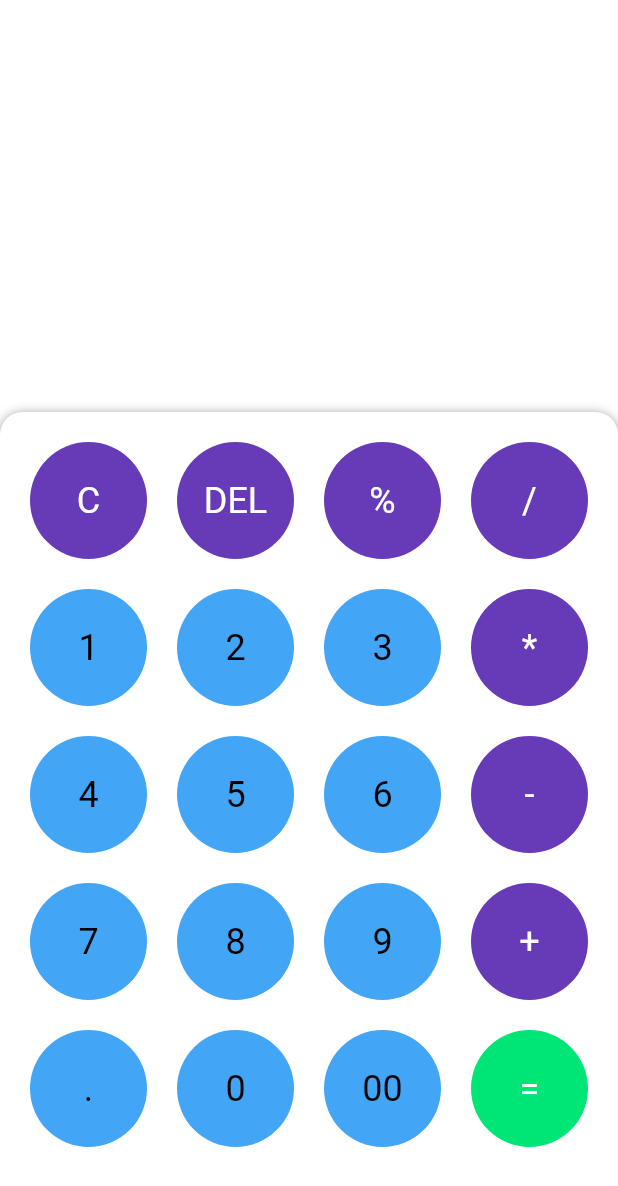
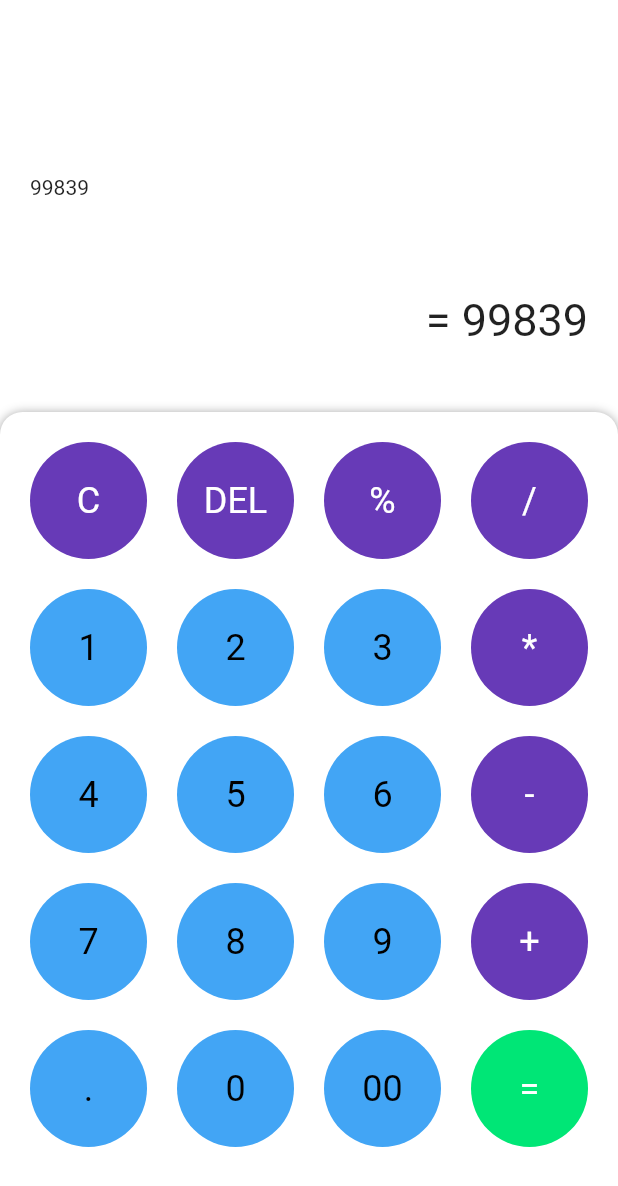
Before and after one commit to iamsurajdev/flutter-calculator, a Flutter app: the screen it shows after launch, on a phone screen of 412 x 824 dp. Shown: the top 1186 px of the screen. Run offline on Flutter 3.47's test engine with Material 2 defaults, Android fonts, the phone set to English and light mode, and no system bars.

Commit message:
shift promt code to calculator promt file and some additions to that

```diff
--- a/lib/main.dart
+++ b/lib/main.dart
@@ -1,4 +1,5 @@
 import 'package:calculator/widget/calculator_buttons.dart';
+import 'package:calculator/widget/calculator_prompt.dart';
 import 'package:flutter/material.dart';
 
 void main() {
@@ -38,7 +39,7 @@ class _CalculatorState extends State<Calculator> {
       // ),
       body: Column(
         children: <Widget>[
-          Expanded(flex: 1, child: Container()),
+          Expanded(flex: 1, child: CalculatorPrompt()),
           Expanded(
             flex: 2,
             child: CalculatorButtons(),
--- a/lib/widget/calculator_prompt.dart
+++ b/lib/widget/calculator_prompt.dart
@@ -5,6 +5,26 @@ class CalculatorPrompt extends StatelessWidget {
 
   @override
   Widget build(BuildContext context) {
-    return Container();
+    return Column(
+      mainAxisAlignment: MainAxisAlignment.spaceEvenly,
+      children: <Widget>[
+        SizedBox(
+          height: 50,
+        ),
+        Container(
+          padding: EdgeInsets.all(20),
+          alignment: Alignment.centerLeft,
+          child: Text("99839"),
+        ),
+        Container(
+          padding: EdgeInsets.all(20),
+          alignment: Alignment.centerRight,
+          child: Text(
+            "= 99839",
+            style: TextStyle(fontSize: 30),
+          ),
+        ),
+      ],
+    );
   }
 }
```
